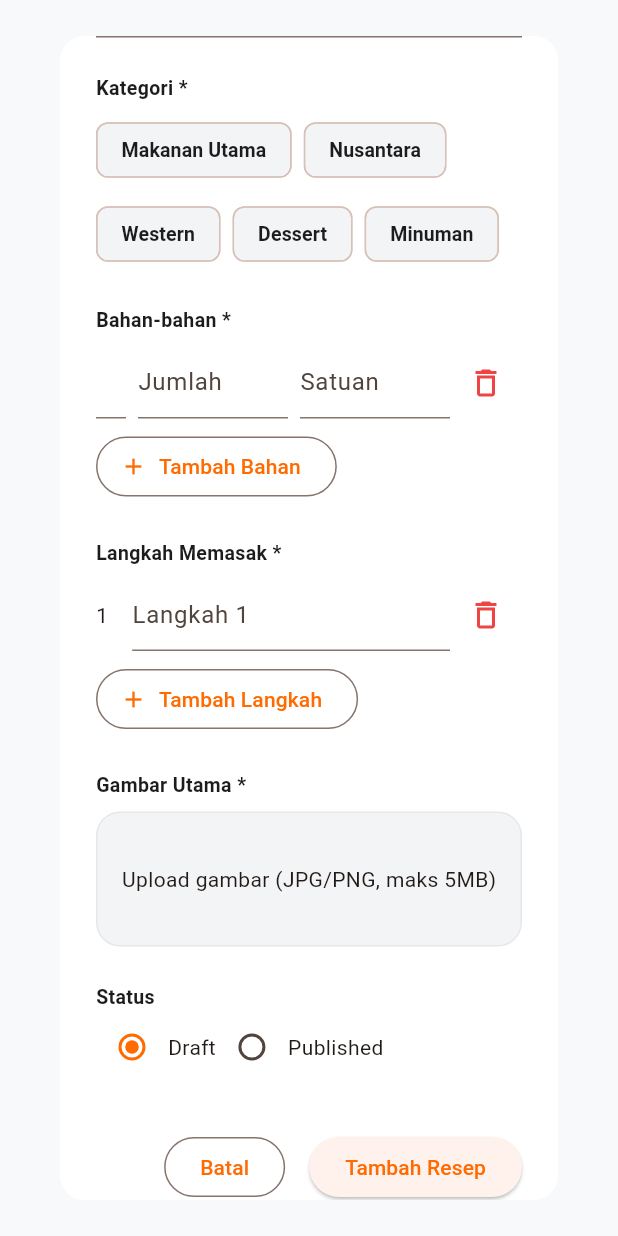
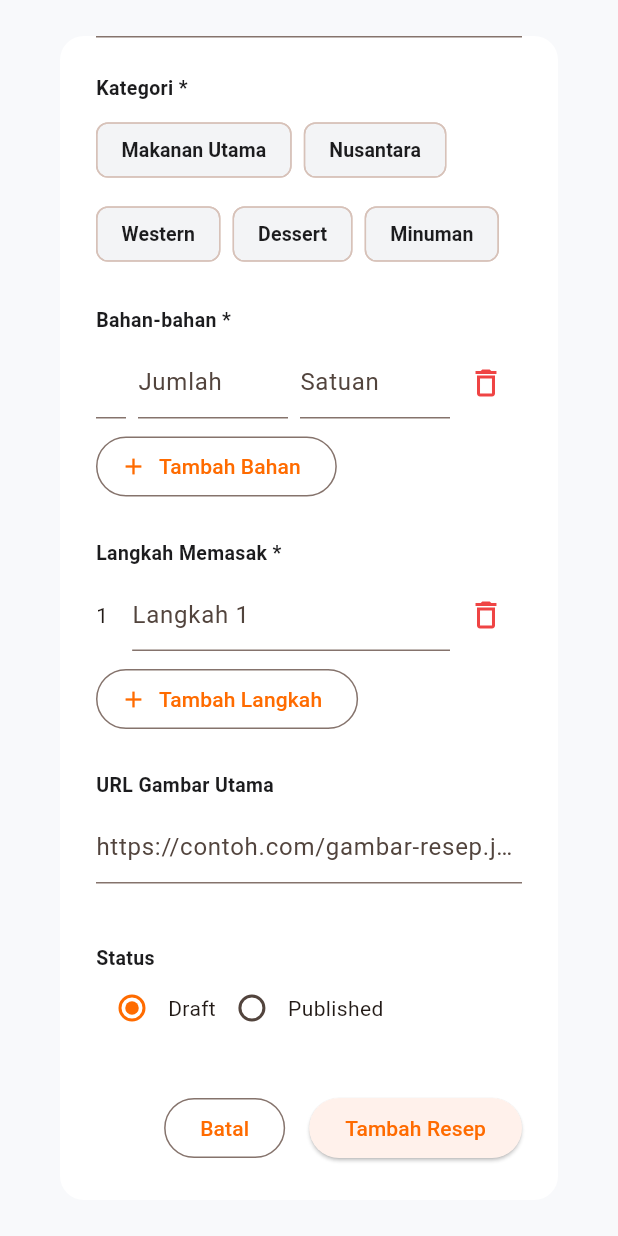
Before and after one commit to rafifaiz12/Recipe-Flutter-Project-Admin, a Flutter app: the RecipeFormDialog widget shown alone on an empty page, opened directly, scrolled down 333 dp, on a phone screen of 412 x 824 dp. Run offline on Flutter 3.47's test engine with Material 3 defaults, Android fonts, the phone set to English and light mode, and no system bars; our stand-ins replace cloud_firestore, firebase_core; accounts and stored records are empty.

Commit message:
add firestore auth and recipe

```diff
--- a/lib/pages/recipes/widgets/recipe_form_dialog.dart
+++ b/lib/pages/recipes/widgets/recipe_form_dialog.dart
@@ -2,6 +2,7 @@ import 'package:flutter/material.dart';
 import 'package:siresep_admin/core/constants/app_colors.dart';
 import 'package:siresep_admin/core/constants/app_sizes.dart';
 import 'package:siresep_admin/core/constants/app_text_styles.dart';
+import 'package:siresep_admin/services/recipe_service.dart';
 
 class RecipeFormDialog extends StatefulWidget {
   final Map<String, dynamic>? recipe;
@@ -17,6 +18,7 @@ class RecipeFormDialog extends StatefulWidget {
 class _RecipeFormDialogState extends State<RecipeFormDialog> {
   late final TextEditingController _titleController;
   late final TextEditingController _descriptionController;
+  late final TextEditingController _imageUrlController;
 
   final List<TextEditingController> _ingredientNameControllers = [];
   final List<TextEditingController> _ingredientQuantityControllers = [];
@@ -33,6 +35,9 @@ class _RecipeFormDialogState extends State<RecipeFormDialog> {
 
   final List<String> _selectedCategories = [];
   String _status = 'Draft';
+  final RecipeService _recipeService = RecipeService();
+  bool _isSubmitting = false;
+  String _imageUrlPreview = '';
 
   @override
   void initState() {
@@ -46,6 +51,12 @@ class _RecipeFormDialogState extends State<RecipeFormDialog> {
       text: widget.recipe?['description'] as String? ?? '',
     );
 
+    _imageUrlController = TextEditingController(
+      text: widget.recipe?['imageUrl']?.toString() ?? '',
+    );
+
+    _imageUrlPreview = _imageUrlController.text.trim();
+
     if (widget.recipe != null) {
       _status = widget.recipe?['status'] as String? ?? 'Draft';
 
@@ -53,10 +64,31 @@ class _RecipeFormDialogState extends State<RecipeFormDialog> {
         List<String>.from(widget.recipe?['categories'] as List? ?? []),
       );
 
-      final ingredients = List<Map<String, dynamic>>.from(
-        widget.recipe?['ingredients'] ?? [],
-      );
-      final steps = List<String>.from(widget.recipe?['steps'] ?? []);
+      final rawIngredients = widget.recipe?['ingredients'];
+      final ingredients = <Map<String, dynamic>>[];
+
+      if (rawIngredients is List) {
+        for (final item in rawIngredients) {
+          if (item is Map) {
+            ingredients.add(Map<String, dynamic>.from(item));
+          } else {
+            ingredients.add({
+              'name': item.toString(),
+              'quantity': '',
+              'unit': '',
+            });
+          }
+        }
+      }
+
+      final rawSteps = widget.recipe?['steps'];
+      final steps = <String>[];
+
+      if (rawSteps is List) {
+        for (final item in rawSteps) {
+          steps.add(item.toString());
+        }
+      }
 
       if (ingredients.isEmpty) {
         _addIngredient();
@@ -87,6 +119,7 @@ class _RecipeFormDialogState extends State<RecipeFormDialog> {
   void dispose() {
     _titleController.dispose();
     _descriptionController.dispose();
+    _imageUrlController.dispose();
 
     for (final controller in _ingredientNameControllers) {
       controller.dispose();
@@ -155,7 +188,7 @@ class _RecipeFormDialogState extends State<RecipeFormDialog> {
     });
   }
 
-  void _submit() {
+  Future<void> _submit() async {
     final title = _titleController.text.trim();
     final description = _descriptionController.text.trim();
 
@@ -163,6 +196,9 @@ class _RecipeFormDialogState extends State<RecipeFormDialog> {
       return;
     }
 
+    setState(() => _isSubmitting = true);
+
+    try {
       final ingredients = <Map<String, dynamic>>[];
 
       for (int index = 0; index < _ingredientNameControllers.length; index++) {
@@ -180,7 +216,7 @@ class _RecipeFormDialogState extends State<RecipeFormDialog> {
           .where((step) => step.isNotEmpty)
           .toList();
 
-    final result = {
+      final data = {
         'title': title,
         'description': description,
         'categories': List<String>.from(_selectedCategories),
@@ -188,10 +224,30 @@ class _RecipeFormDialogState extends State<RecipeFormDialog> {
         'steps': steps,
         'status': _status,
         'rating': widget.recipe?['rating'] ?? '—',
-      'createdAt': widget.recipe?['createdAt'] ?? '2026-04-12',
+        'imageUrl': _imageUrlController.text.trim(),
       };
 
-    Navigator.pop(context, result);
+      final recipeId = widget.recipe?['id']?.toString();
+
+      if (widget.isEdit && recipeId != null && recipeId.isNotEmpty) {
+        await _recipeService.updateRecipe(recipeId, data);
+      } else {
+        await _recipeService.addRecipe(data);
+      }
+
+      if (!mounted) return;
+      Navigator.pop(context);
+    } catch (e) {
+      if (!mounted) return;
+
+      ScaffoldMessenger.of(
+        context,
+      ).showSnackBar(SnackBar(content: Text('Gagal menyimpan resep: $e')));
+    } finally {
+      if (mounted) {
+        setState(() => _isSubmitting = false);
+      }
+    }
   }
 
   @override
@@ -356,18 +412,43 @@ class _RecipeFormDialogState extends State<RecipeFormDialog> {
                   label: const Text('Tambah Langkah'),
                 ),
                 const SizedBox(height: AppSizes.spaceL),
-                Text('Gambar Utama *', style: AppTextStyles.smallBold),
+                Text('URL Gambar Utama', style: AppTextStyles.smallBold),
                 const SizedBox(height: AppSizes.spaceS),
-                Container(
-                  height: 90,
+                TextField(
+                  controller: _imageUrlController,
+                  decoration: const InputDecoration(
+                    hintText: 'https://contoh.com/gambar-resep.jpg',
+                  ),
+                  onChanged: (value) {
+                    setState(() {
+                      _imageUrlPreview = value.trim();
+                    });
+                  },
+                ),
+                const SizedBox(height: AppSizes.spaceM),
+                if (_imageUrlPreview.isNotEmpty)
+                  ClipRRect(
+                    borderRadius: BorderRadius.circular(AppSizes.radiusM),
+                    child: Image.network(
+                      _imageUrlPreview,
+                      height: 140,
                       width: double.infinity,
+                      fit: BoxFit.cover,
+                      errorBuilder: (context, error, stackTrace) {
+                        return Container(
+                          height: 140,
+                          width: double.infinity,
+                          alignment: Alignment.center,
                           decoration: BoxDecoration(
                             color: AppColors.inputBg,
-                    borderRadius: BorderRadius.circular(AppSizes.radiusM),
+                            borderRadius: BorderRadius.circular(
+                              AppSizes.radiusM,
+                            ),
                             border: Border.all(color: AppColors.border),
                           ),
-                  child: const Center(
-                    child: Text('Upload gambar (JPG/PNG, maks 5MB)'),
+                          child: const Text('Preview gambar gagal dimuat'),
+                        );
+                      },
                     ),
                   ),
                 const SizedBox(height: AppSizes.spaceL),
@@ -402,9 +483,13 @@ class _RecipeFormDialogState extends State<RecipeFormDialog> {
                     ),
                     const SizedBox(width: AppSizes.spaceM),
                     ElevatedButton(
-                      onPressed: _submit,
+                      onPressed: _isSubmitting ? null : _submit,
                       child: Text(
-                        widget.isEdit ? 'Simpan Perubahan' : 'Tambah Resep',
+                        _isSubmitting
+                            ? 'Menyimpan...'
+                            : widget.isEdit
+                            ? 'Simpan Perubahan'
+                            : 'Tambah Resep',
                       ),
                     ),
                   ],
```
Also changed, not shown: lib/pages/recipes/recipes_page.dart (+83 -34 lines), lib/services/recipe_service.dart (added, +30 -0 lines), pubspec.yaml (+5 -6 lines), lib/firebase_options.dart, pubspec.lock, 3 other files. Lines whose indentation alone changed are shown as unchanged.
